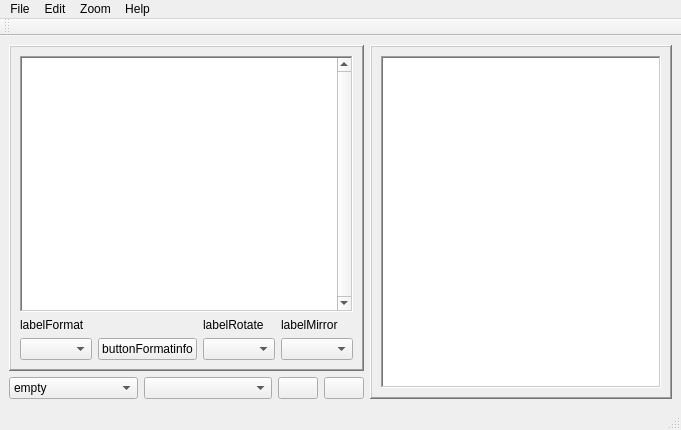
ADM228/ADM-CHR, file UI/Main.ui: the form before one commit.
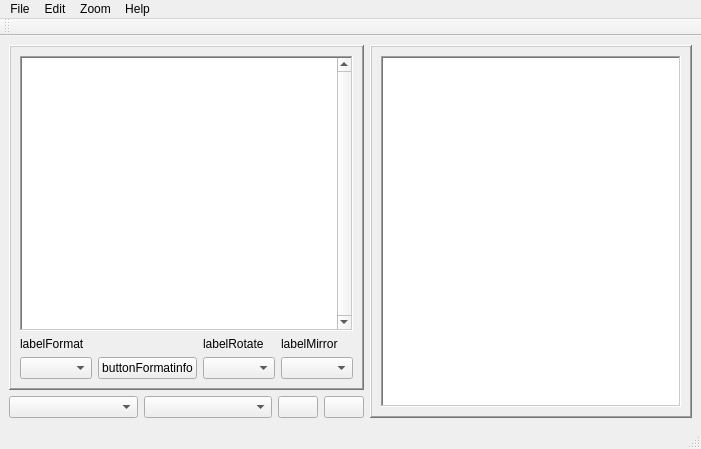
The form after the commit. Icons and pictures are not drawn.

Commit message: 1.4.4α:0002 Ripped some Japanese from YY-CHR (help if you can) Fixed a slight glitch

Patch:
```diff
--- a/UI/Main.ui
+++ b/UI/Main.ui
@@ -6,8 +6,8 @@
    <rect>
     <x>0</x>
     <y>0</y>
-    <width>681</width>
-    <height>412</height>
+    <width>701</width>
+    <height>449</height>
    </rect>
   </property>
   <property name="sizePolicy">
@@ -318,7 +318,7 @@
          <widget class="QComboBox" name="comboZoom">
           <item>
            <property name="text">
-            <string>empty</string>
+            <string/>
            </property>
           </item>
           <item>
@@ -445,7 +445,7 @@
     <rect>
      <x>0</x>
      <y>0</y>
-     <width>681</width>
+     <width>701</width>
      <height>22</height>
     </rect>
    </property>
```
The commit also changes 2 other files.
